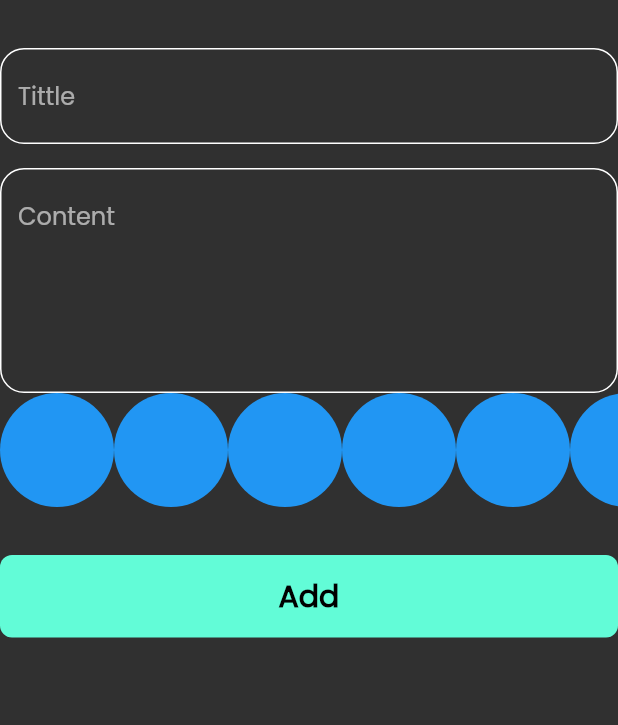
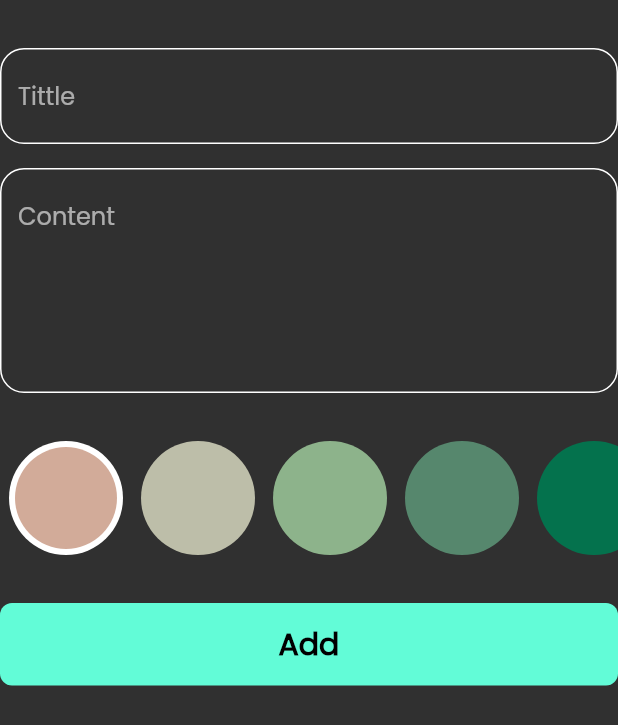
Before and after one commit to AbdallahDebsawi/notes_app, a Flutter app: the AddNoteForm widget shown alone on an empty page, opened directly, on a phone screen of 412 x 824 dp. Shown: the top 725 px of the screen. Run offline on Flutter 3.47's test engine with Material 2 defaults, Android fonts, the phone set to English and light mode, and no system bars; our stand-ins replace bloc, flutter_bloc, font_awesome_flutter, hive, hive_flutter; accounts and stored records are empty.

Commit message:
Create colors list part two

```diff
--- a/lib/views/widgets/add_note_form.dart
+++ b/lib/views/widgets/add_note_form.dart
@@ -42,6 +42,7 @@ class _AddNoteFormState extends State<AddNoteForm> {
               subTitle = value;
             },
           ),
+          const SizedBox(height: 32),
           const ColorsListView(),
           const SizedBox(height: 32),
           BlocBuilder<AddNoteCubit, AddNoteState>(
--- a/lib/views/widgets/colors_list_view.dart
+++ b/lib/views/widgets/colors_list_view.dart
@@ -1,29 +1,66 @@
 import 'package:flutter/material.dart';
 
 class ColorItem extends StatelessWidget {
-  const ColorItem({super.key});
+  const ColorItem({super.key, required this.isActive, required this.color});
 
+  final bool isActive;
+  final Color color;
   @override
   Widget build(BuildContext context) {
-    return const CircleAvatar(
-      radius: 38,
-      backgroundColor: Colors.blue,
-    );
+    return isActive
+        ? CircleAvatar(
+            radius: 38,
+            backgroundColor: Colors.white,
+            child: CircleAvatar(
+              radius: 34,
+              backgroundColor: color,
+            ),
+          )
+        : CircleAvatar(
+            radius: 38,
+            backgroundColor: color,
+          );
   }
 }
 
-class ColorsListView extends StatelessWidget {
+class ColorsListView extends StatefulWidget {
   const ColorsListView({super.key});
+
+  @override
+  State<ColorsListView> createState() => _ColorsListViewState();
+}
+
+class _ColorsListViewState extends State<ColorsListView> {
+  int currentIndex = 0;
+  List<Color> colors = const [
+    Color(0xffD2AB99),
+    Color(0xffBDBEA9),
+    Color(0xff8DB38B),
+    Color(0xff56876D),
+    Color(0xff04724D),
+  ];
 
   @override
   Widget build(BuildContext context) {
     return SizedBox(
       height: 38 * 2,
       child: ListView.builder(
-        itemCount: 10,
+        itemCount: colors.length,
         scrollDirection: Axis.horizontal,
         itemBuilder: (context, index) {
-          return const ColorItem();
+          return Padding(
+            padding: const EdgeInsets.symmetric(horizontal: 6),
+            child: GestureDetector(
+              onTap: () {
+                currentIndex = index;
+                setState(() {});
+              },
+              child: ColorItem(
+                isActive: currentIndex == index,
+                color: colors[index],
+              ),
+            ),
+          );
         },
       ),
     );
```
